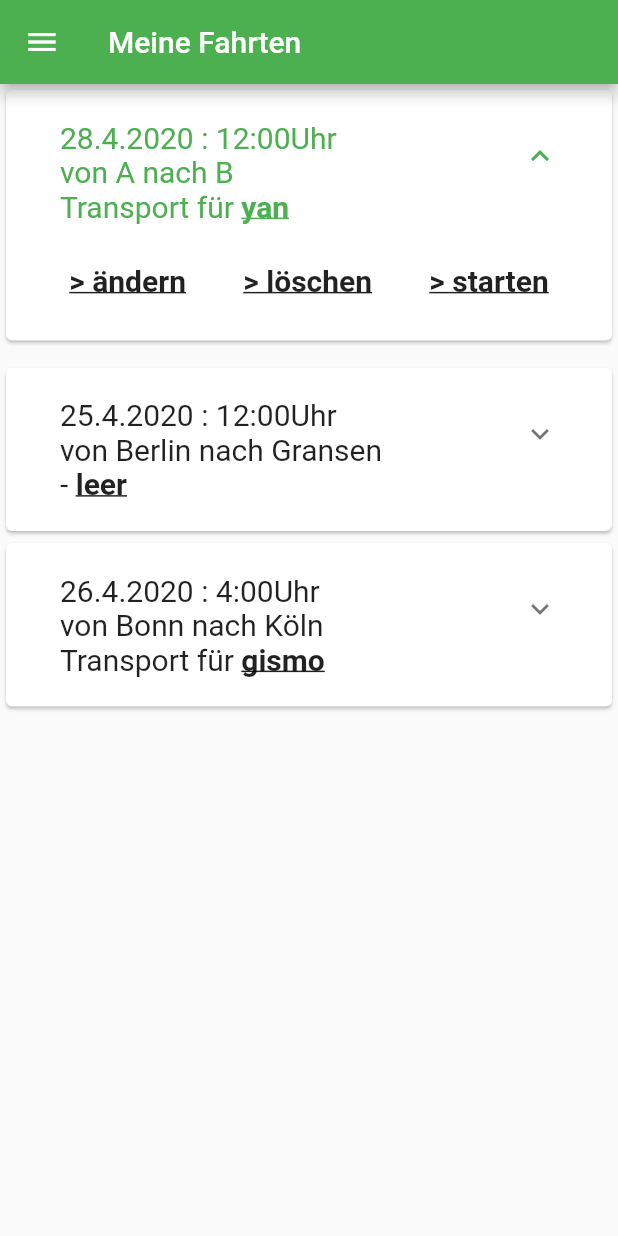
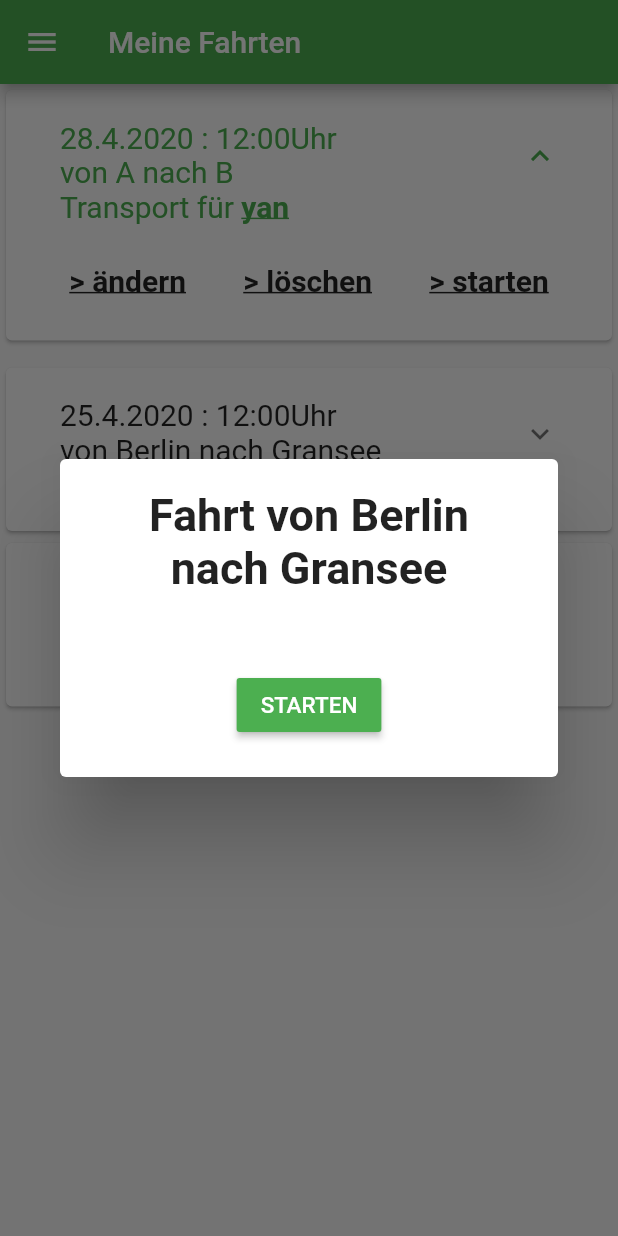
Before and after one commit to PDesire/CatInABox, a Flutter app: the MyTripsPage screen opened directly, after a tap on "28.4.2020 : 12:00Uhr", after a tap on "> starten", on a phone screen of 412 x 824 dp. Run offline on Flutter 3.47's test engine with Material 2 defaults, Android fonts, the phone set to English and light mode, and no system bars.

Commit message:
Add dialog for starting trips

```diff
--- a/lib/main.dart
+++ b/lib/main.dart
@@ -44,7 +44,7 @@ class _MyHomePageState extends State<MyHomePage> {
   @override
   Widget build(BuildContext context) {
     return Scaffold(
-      body: Container(),
+      body: MyTripsPage(),
     );
   }
 }
--- a/lib/pages/my_trips/my_trips_page.dart
+++ b/lib/pages/my_trips/my_trips_page.dart
@@ -100,7 +100,7 @@ class _MyTripsPageState extends State<MyTripsPage> {
                           ),
                           FlatButton(
                               onPressed: () {
-
+                                showTripStartDialog(context);
                               },
                               child: Text(
                                 "> starten",
@@ -140,7 +140,7 @@ class _MyTripsPageState extends State<MyTripsPage> {
                           ),
                         ),
                         Text(
-                          "von Berlin nach Gransen",
+                          "von Berlin nach Gransee",
                           style: TextStyle(
                               fontSize: 20
                           ),
@@ -294,4 +294,45 @@ class _MyTripsPageState extends State<MyTripsPage> {
       ),
     );
   }
+
+  showTripStartDialog(BuildContext context) {
+    showDialog(
+      context: context,
+      builder: (BuildContext context) {
+        return AlertDialog(
+          content: Column(
+            mainAxisSize: MainAxisSize.min,
+            children: <Widget>[
+              Text(
+                "Fahrt von Berlin nach Gransee",
+                textAlign: TextAlign.center,
+                style: TextStyle(
+                  fontSize: 30,
+                  fontWeight: FontWeight.bold,
+                ),
+              ),
+              Padding(
+                padding: EdgeInsets.symmetric(vertical: 25),
+              ),
+              Center(
+                child: RaisedButton(
+                  color: Theme.of(context).accentColor,
+                  child: Text(
+                    "STARTEN",
+                    style: TextStyle(
+                      color: Colors.white,
+                      fontSize: 15,
+                    ),
+                  ),
+                  onPressed: () {
+                    Navigator.of(context).pop();
+                  },
+                ),
+              )
+            ],
+          ),
+        );
+      },
+    );
+  }
 }
```
